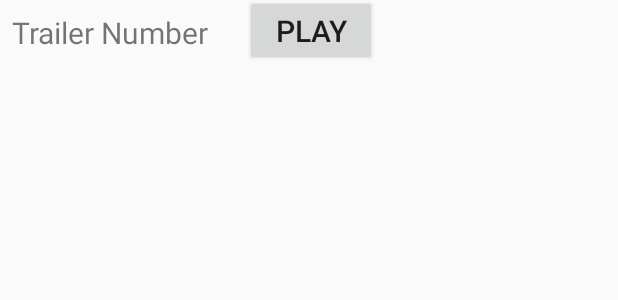
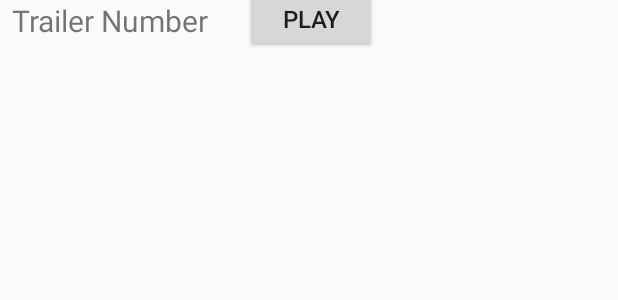
Before and after one commit to gauravsngarg/PopularMovies, an Android app: the layout trailer_list_item.xml on its own in the app's theme, with its tools: preview values and no code run, on a phone screen of 412 x 824 dp. Shown: the top 300 px of the screen. Run offline under Robolectric (Android 15) with nearby library versions, the phone set to English and light mode, and no system bars.

```diff
--- a/app/src/main/res/layout/trailer_list_item.xml
+++ b/app/src/main/res/layout/trailer_list_item.xml
@@ -1,34 +1,32 @@
 <?xml version="1.0" encoding="utf-8"?>
 <android.support.constraint.ConstraintLayout xmlns:android="http://schemas.android.com/apk/res/android"
-    xmlns:app="http://schemas.android.com/apk/res-auto"
-    xmlns:tools="http://schemas.android.com/tools"
-    android:layout_width="wrap_content"
-    android:layout_height="wrap_content"
-    android:paddingBottom="8dp"
-    android:orientation="vertical">
+                                             xmlns:app="http://schemas.android.com/apk/res-auto"
+                                             xmlns:tools="http://schemas.android.com/tools"
+                                             android:layout_width="wrap_content"
+                                             android:layout_height="wrap_content"
+                                             android:orientation="vertical"
+    >
 
     <TextView
         android:id="@+id/trailer_number_label"
         android:layout_width="wrap_content"
         android:layout_height="24dp"
         android:layout_marginLeft="8dp"
-        android:layout_marginTop="8dp"
         android:gravity="center_vertical|center_horizontal"
         android:textSize="20sp"
         app:layout_constraintLeft_toLeftOf="parent"
         app:layout_constraintTop_toTopOf="parent"
-        tools:text="Trailer Number" />
+        tools:text="Trailer Number"/>
 
     <Button
         android:id="@+id/btn_play"
         android:layout_width="wrap_content"
         android:layout_height="wrap_content"
-        android:layout_marginBottom="0dp"
         android:layout_marginLeft="24dp"
-        android:layout_marginTop="0dp"
+        android:gravity="center"
         android:text="Play"
-        android:textSize="20sp"
+        android:textSize="16sp"
         app:layout_constraintBottom_toBottomOf="@+id/trailer_number_label"
         app:layout_constraintLeft_toRightOf="@+id/trailer_number_label"
-        app:layout_constraintTop_toTopOf="@+id/trailer_number_label" />
+        app:layout_constraintTop_toTopOf="@+id/trailer_number_label"/>
 </android.support.constraint.ConstraintLayout>
```
